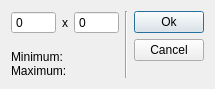
Before: the Qt Designer form src/display/qt/dialogs/ui/resolution_dialog.ui in mrehkopf/vcs, drawn with Qt 5.
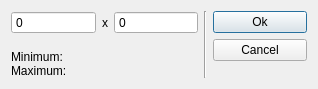
After: the same form once the commit is applied.

```diff
--- a/src/display/qt/dialogs/ui/resolution_dialog.ui
+++ b/src/display/qt/dialogs/ui/resolution_dialog.ui
@@ -6,7 +6,7 @@
    <rect>
     <x>0</x>
     <y>0</y>
-    <width>215</width>
+    <width>318</width>
     <height>89</height>
    </rect>
   </property>
```
